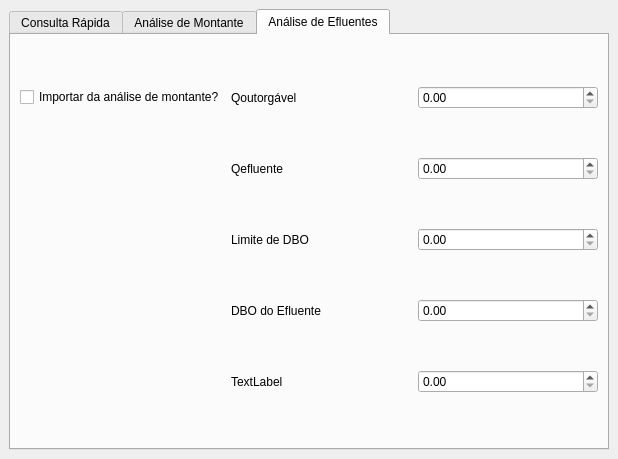
Above: iat_teste_dockwidget_base.ui from zyngra/IatTeste before the change. Below: the same form after it.
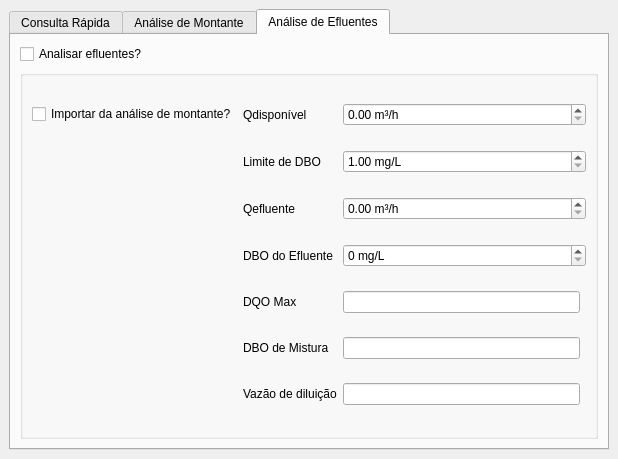
That is the form after the change. The open tabs and pages were chosen to show the change. Custom widgets are drawn as their Qt base class.

Commit message: Módulo de análise de DBO. Ainda não implementado no parecer.

```diff
--- a/iat_teste_dockwidget_base.ui
+++ b/iat_teste_dockwidget_base.ui
@@ -15,7 +15,7 @@
   </property>
   <widget class="QWidget" name="dockWidgetContents">
    <layout class="QGridLayout" name="gridLayout">
-    <item row="0" column="0" rowspan="2">
+    <item row="2" column="0">
      <widget class="QTabWidget" name="tabWidget">
       <property name="tabPosition">
        <enum>QTabWidget::North</enum>
@@ -452,66 +452,154 @@
         <string>Análise de Efluentes</string>
        </attribute>
        <layout class="QGridLayout" name="gridLayout_4">
-        <item row="0" column="2">
-         <widget class="QDoubleSpinBox" name="doubleSpinBox"/>
-        </item>
-        <item row="2" column="2">
-         <widget class="QDoubleSpinBox" name="doubleSpinBox_2"/>
-        </item>
-        <item row="4" column="1">
-         <widget class="QLabel" name="label_17">
-          <property name="text">
-           <string>DBO do Efluente</string>
+        <item row="1" column="0" colspan="2">
+         <widget class="QGroupBox" name="grupo_dbo">
+          <property name="title">
+           <string/>
           </property>
-         </widget>
-        </item>
-        <item row="5" column="2">
-         <widget class="QDoubleSpinBox" name="doubleSpinBox_5"/>
-        </item>
-        <item row="0" column="1">
+          <layout class="QGridLayout" name="gridLayout_5">
+           <item row="1" column="1">
          <widget class="QLabel" name="label_14">
           <property name="text">
-           <string>Qoutorgável</string>
+              <string>Qdisponível</string>
           </property>
          </widget>
         </item>
-        <item row="3" column="2">
-         <widget class="QDoubleSpinBox" name="doubleSpinBox_3"/>
-        </item>
-        <item row="4" column="2">
-         <widget class="QDoubleSpinBox" name="doubleSpinBox_4"/>
-        </item>
-        <item row="5" column="1">
+           <item row="9" column="2">
+            <widget class="QLineEdit" name="disp_Qdil">
+             <property name="readOnly">
+              <bool>true</bool>
+             </property>
+            </widget>
+           </item>
+           <item row="6" column="2" colspan="2">
+            <widget class="QDoubleSpinBox" name="sel_DBO_eflu_DBO">
+             <property name="suffix">
+              <string> mg/L</string>
+             </property>
+             <property name="decimals">
+              <number>0</number>
+             </property>
+             <property name="maximum">
+              <double>26.000000000000000</double>
+             </property>
+            </widget>
+           </item>
+           <item row="9" column="1">
+            <widget class="QLabel" name="label_19">
+             <property name="text">
+              <string>Vazão de diluição</string>
+             </property>
+            </widget>
+           </item>
+           <item row="1" column="0">
+            <widget class="QCheckBox" name="sel_imp_mont">
+             <property name="acceptDrops">
+              <bool>false</bool>
+             </property>
+             <property name="text">
+              <string>Importar da análise de montante?</string>
+             </property>
+             <property name="tristate">
+              <bool>false</bool>
+             </property>
+            </widget>
+           </item>
+           <item row="1" column="2" colspan="2">
+            <widget class="QDoubleSpinBox" name="sel_qout_DBO">
+             <property name="suffix">
+              <string> m³/h</string>
+             </property>
+             <property name="maximum">
+              <double>999999999999999.000000000000000</double>
+             </property>
+            </widget>
+           </item>
+           <item row="8" column="1">
          <widget class="QLabel" name="label_18">
           <property name="text">
-           <string>TextLabel</string>
+              <string>DBO de Mistura</string>
           </property>
          </widget>
         </item>
-        <item row="2" column="1">
+           <item row="4" column="1">
          <widget class="QLabel" name="label_15">
           <property name="text">
            <string>Qefluente</string>
           </property>
          </widget>
         </item>
-        <item row="3" column="1">
+           <item row="2" column="2" colspan="2">
+            <widget class="QDoubleSpinBox" name="sel_lim_DBO">
+             <property name="suffix">
+              <string> mg/L</string>
+             </property>
+             <property name="minimum">
+              <double>1.000000000000000</double>
+             </property>
+             <property name="maximum">
+              <double>26.000000000000000</double>
+             </property>
+             <property name="singleStep">
+              <double>0.010000000000000</double>
+             </property>
+            </widget>
+           </item>
+           <item row="2" column="1">
          <widget class="QLabel" name="label_16">
           <property name="text">
            <string>Limite de DBO</string>
           </property>
          </widget>
         </item>
+           <item row="6" column="1">
+            <widget class="QLabel" name="label_17">
+             <property name="text">
+              <string>DBO do Efluente</string>
+             </property>
+            </widget>
+           </item>
+           <item row="8" column="2">
+            <widget class="QLineEdit" name="disp_DBOmist">
+             <property name="readOnly">
+              <bool>true</bool>
+             </property>
+            </widget>
+           </item>
+           <item row="4" column="2" colspan="2">
+            <widget class="QDoubleSpinBox" name="sel_qeflu_DBO">
+             <property name="suffix">
+              <string> m³/h</string>
+             </property>
+             <property name="maximum">
+              <double>999999999999999.000000000000000</double>
+             </property>
+            </widget>
+           </item>
+           <item row="7" column="2">
+            <widget class="QLineEdit" name="disp_DQOmax">
+             <property name="readOnly">
+              <bool>true</bool>
+             </property>
+            </widget>
+           </item>
+           <item row="7" column="1">
+            <widget class="QLabel" name="label_20">
+             <property name="text">
+              <string>DQO Max</string>
+             </property>
+            </widget>
+           </item>
+          </layout>
+         </widget>
+        </item>
         <item row="0" column="0">
          <widget class="QCheckBox" name="checkBox_2">
           <property name="acceptDrops">
            <bool>false</bool>
           </property>
           <property name="text">
-           <string>Importar da análise de montante?</string>
-          </property>
-          <property name="tristate">
-           <bool>false</bool>
+           <string>Analisar efluentes?</string>
           </property>
          </widget>
         </item>
```
Left out of the diff: 17 changed lines with no effect on the pictures. Lines whose indentation alone changed are shown as unchanged. The commit also changes 1 other file.
